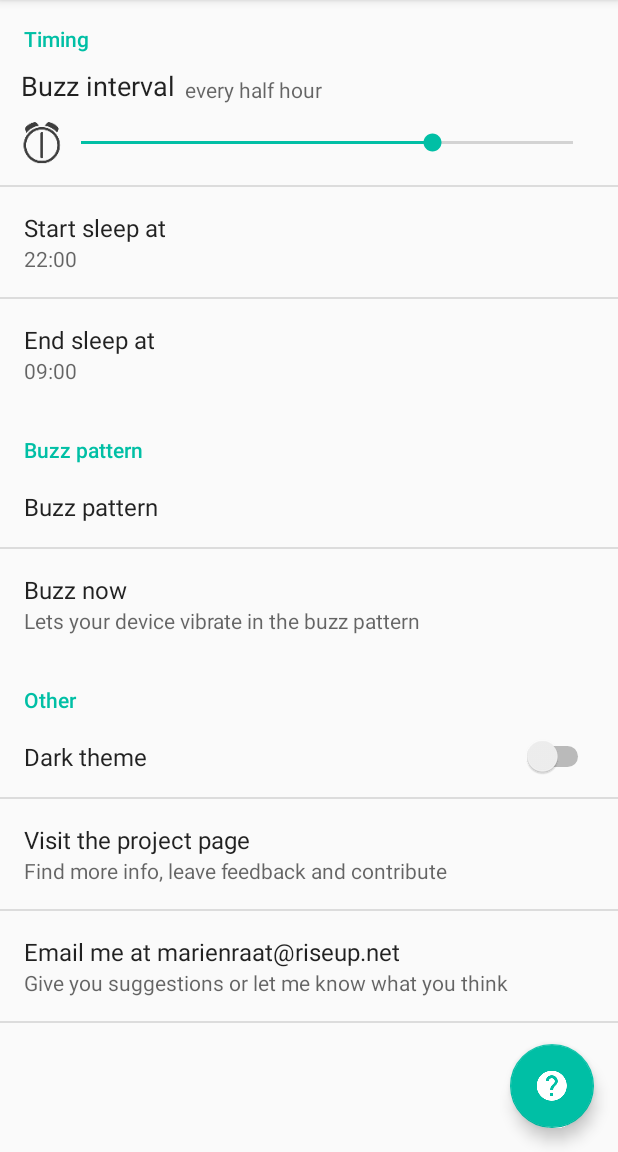
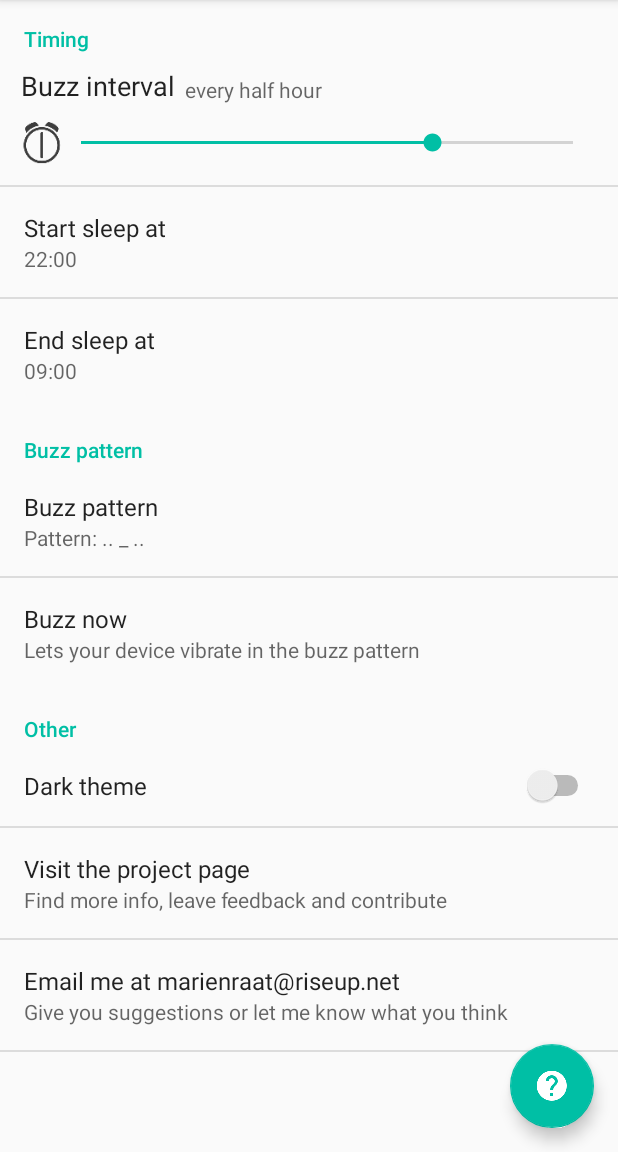
Before and after one commit to raatmarien/chibe, an Android app: the screen it shows after launch (BuzzerActivity), on a phone screen of 412 x 824 dp, the part 84-1236 px from its top. Run offline under Robolectric (Android 15) with nearby library versions, the phone set to English and light mode, and no system bars; libraries missing offline, so code that uses them is left out: com.github.paolorotolo.appintro.

Commit message:
Add custom buzz pattern option
The user can now create an entirely custom buzz pattern.

```diff
--- a/src/main/java/com/jmstudios/buzzer/BuzzerFragment.java
+++ b/src/main/java/com/jmstudios/buzzer/BuzzerFragment.java
@@ -41,14 +41,6 @@ public class BuzzerFragment extends PreferenceFragment {
         super.onCreate(savedInstanceState);
         addPreferencesFromResource(R.xml.preferences);
 
-        ListPreference buzzPattern = (ListPreference)
-            findPreference("pref_key_buzz_pattern");
-        buzzPattern.setOnPreferenceChangeListener
-            (new EntryAsSummaryChangeListener());
-        // The first time we need to manually set the summary with the
-        // current entry.
-        buzzPattern.setSummary(buzzPattern.getEntry());
-
         // Set the OnClickListener for the 'Test buzz' preference
         Preference testBuzz = findPreference("pref_key_test_buzz");
         testBuzz.setOnPreferenceClickListener
@@ -78,27 +70,4 @@ public class BuzzerFragment extends PreferenceFragment {
         if (DEBUG) Log.i(TAG, "Starting a test buzz");
         BuzzAlarmReceiver.buzz(getActivity());
     }
-
-    // A OnPreferenceChangeListener that updates the summary of the
-    // preference to the entry that is being selected, specifically
-    // for ListPreferences.
-    public class EntryAsSummaryChangeListener
-        implements Preference.OnPreferenceChangeListener {
-        @Override
-        public boolean onPreferenceChange(Preference pref,
-                                          Object newValue) {
-            // The value of the preference has not been
-            // updated yet, so we need to find the entry
-            // corresponding with the new value manually.
-            ListPreference listPref =
-                (ListPreference) pref;
-            CharSequence entry = listPref.getEntries()
-                [listPref.findIndexOfValue
-                 (newValue.toString())];
-            pref.setSummary(entry);
-
-            // Return true to update the value
-            return true;
-        }
-    }
 }
--- a/src/main/java/com/jmstudios/buzzer/timing/BuzzAlarmScheduler.java
+++ b/src/main/java/com/jmstudios/buzzer/timing/BuzzAlarmScheduler.java
@@ -70,9 +70,6 @@ public class BuzzAlarmScheduler {
              settingsModel.getSleepStart(),
              settingsModel.getSleepEnd(),
              settingsModel.getBuzzTimeInMinutes());
-
-        // The AlarmManager accepts the time in UTC
-        alarmTime.setTimeZone(TimeZone.getTimeZone("UTC"));
 
         AlarmManager alarmManager = (AlarmManager)
             context.getSystemService(Context.ALARM_SERVICE);
--- a/src/main/res/values/colors.xml
+++ b/src/main/res/values/colors.xml
@@ -19,4 +19,5 @@
   <color name="color_primary">#ff3f51b5</color>
   <color name="color_accent">#ff00bfa5</color>
   <color name="color_primary_dark">#ff303f9f</color>
+  <color name="text_color_body">#DE000000</color>
 </resources>
--- a/src/main/res/values/string-arrays.xml
+++ b/src/main/res/values/string-arrays.xml
@@ -17,6 +17,7 @@
 <!-- along with this program. If not, see <http://www.gnu.org/licenses/>. -->
 <resources>
     <string-array name="buzz_pattern_entries">
+      <item>@string/buzz_pattern_entries_custom</item>
       <item>@string/buzz_pattern_entries_0</item>
       <item>@string/buzz_pattern_entries_1</item>
       <item>@string/buzz_pattern_entries_2</item>
@@ -24,8 +25,5 @@
       <item>@string/buzz_pattern_entries_4</item>
       <item>@string/buzz_pattern_entries_5</item>
       <item>@string/buzz_pattern_entries_6</item>
-      <item>@string/buzz_pattern_entries_7</item>
-      <item>@string/buzz_pattern_entries_8</item>
-      <item>@string/buzz_pattern_entries_9</item>
     </string-array>
 </resources>
--- a/src/main/res/values/strings.xml
+++ b/src/main/res/values/strings.xml
@@ -78,6 +78,12 @@
   <!-- Dialog -->
   <string name="set_dialog">Set</string>
   <string name="cancel_dialog">Cancel</string>
+  <string name="ok_dialog">OK</string>
+
+  <string name="short_buzz">Short</string>
+  <string name="long_buzz">Long</string>
+  <string name="delete_buzz">⌫ DEL</string>
+  <string name="custom_pattern_hint">Use the buttons to create a pattern</string>
 
   <!-- buzz_time_preference_entries -->
   <string name="buzz_time_entries_0">every minute</string>
@@ -90,29 +96,25 @@
   <string name="buzz_time_entries_7">every two hours</string>
 
   <!-- buzz_pattern_preference_entries -->
+  <string name="buzz_pattern_entries_custom">Custom</string>
   <string name="buzz_pattern_entries_0">Pattern: .. _ ..</string>
   <string name="buzz_pattern_entries_1">Pattern: _ .. _</string>
   <string name="buzz_pattern_entries_2">Pattern: _ _</string>
-  <string name="buzz_pattern_entries_3">Pattern: ....</string>
-  <string name="buzz_pattern_entries_4">Pattern: _</string>
-  <string name="buzz_pattern_entries_5">Pattern: ..</string>
-  <string name="buzz_pattern_entries_6">Pattern: . _ ...</string>
-  <string name="buzz_pattern_entries_7">Pattern: ... _ .</string>
-  <string name="buzz_pattern_entries_8">Pattern: . _ . _ .</string>
-  <string name="buzz_pattern_entries_9">Pattern: ... _</string>
+  <string name="buzz_pattern_entries_3">Pattern: _</string>
+  <string name="buzz_pattern_entries_4">Pattern: ..</string>
+  <string name="buzz_pattern_entries_5">Pattern: . _ ...</string>
+  <string name="buzz_pattern_entries_6">Pattern: . _ . _ .</string>
 
   <string-array name="buzz_pattern_entry_values"
                 translatable="false">
+    <item>custom</item>
     <item>.._..</item>
     <item>_.._</item>
     <item>__</item>
-    <item>....</item>
     <item>_</item>
     <item>..</item>
     <item>._...</item>
-    <item>..._.</item>
     <item>._._.</item>
-    <item>..._</item>
   </string-array>
 
 </resources>
--- a/src/main/res/xml/preferences.xml
+++ b/src/main/res/xml/preferences.xml
@@ -35,9 +35,9 @@
   </PreferenceCategory>
 
   <PreferenceCategory android:title="@string/pref_category_buzz">
-    <ListPreference
+    <com.jmstudios.buzzer.BuzzPatternPreference
         android:key="pref_key_buzz_pattern"
-        android:defaultValue="0"
+        android:defaultValue=".._.."
         android:title="@string/buzz_pattern_preference_title"
         android:entries="@array/buzz_pattern_entries"
         android:entryValues="@array/buzz_pattern_entry_values" />
```
Also changed, not shown: src/main/java/com/jmstudios/buzzer/BuzzPatternPreference.java (added, +188 -0 lines), src/main/java/com/jmstudios/buzzer/state/SettingsModel.java (+14 -1 lines), src/main/res/layout/custom_pattern_view.xml (added, +67 -0 lines).
